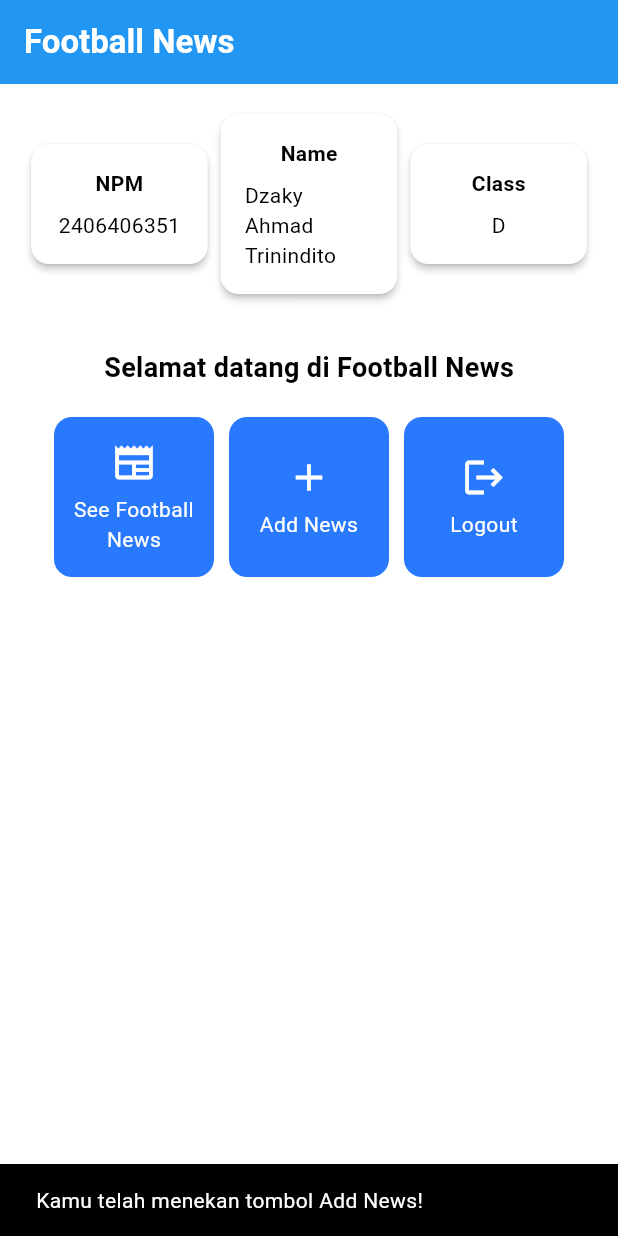
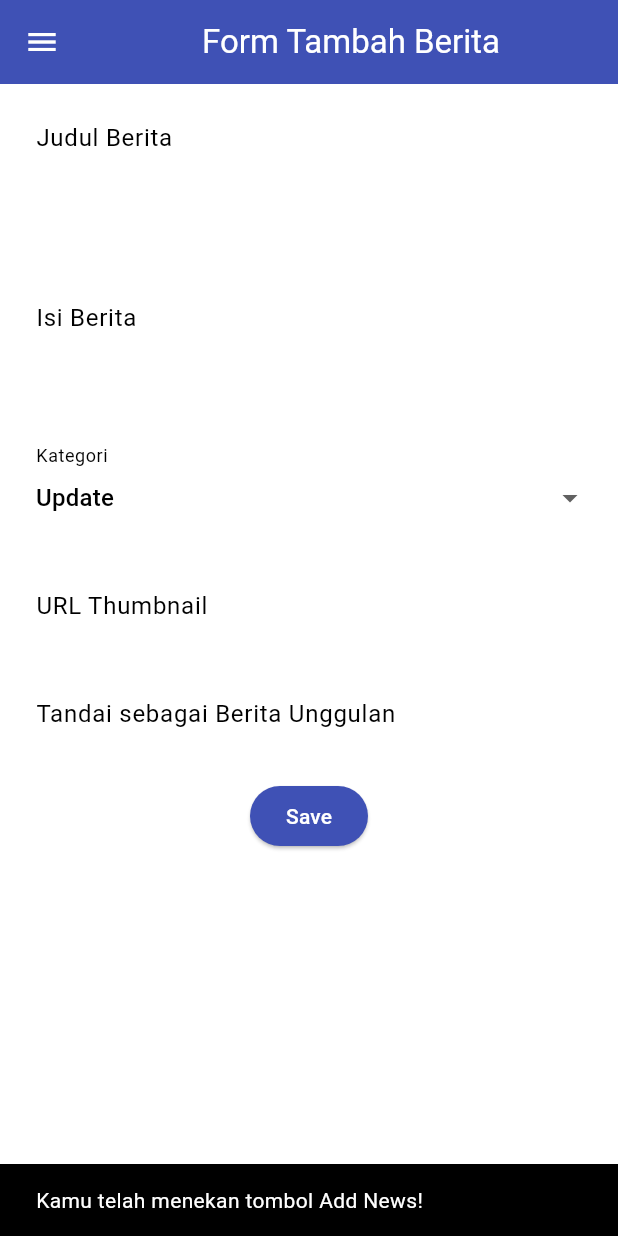
Before and after one commit to Dzidx/football-news-mobile, a Flutter app: the screen it shows after launch, after a tap on "Add News", on a phone screen of 412 x 824 dp. Run offline on Flutter 3.47's test engine with Material 3 defaults, Android fonts, the phone set to English and light mode, and no system bars.

Commit message:
selesai tutorial 7

```diff
--- a/lib/main.dart
+++ b/lib/main.dart
@@ -1,5 +1,5 @@
 import 'package:flutter/material.dart';
-import 'package:football_news/menu.dart';
+import 'package:football_news/screens/menu.dart';
 
 void main() {
   runApp(const MyApp());
--- a/lib/menu.dart
+++ b/lib/screens/menu.dart
@@ -1,4 +1,7 @@
 import 'package:flutter/material.dart';
+import 'package:football_news/widgets/left_drawer.dart';
+import 'package:football_news/screens/newslist_form.dart';
+import 'package:football_news/widgets/news_card.dart';
 
 class MyHomePage extends StatelessWidget {
   const MyHomePage({super.key});
@@ -17,9 +20,9 @@ class MyHomePage extends StatelessWidget {
   Widget build(BuildContext context) {
     // Scaffold menyediakan struktur dasar halaman dengan AppBar dan body.
     return Scaffold(
-      // AppBar adalah bagian atas halaman yang menampilkan judul.
       appBar: AppBar(
         // Judul aplikasi "Football News" dengan teks putih dan tebal.
+
         title: const Text(
           'Football News',
           style: TextStyle(
@@ -30,6 +33,7 @@ class MyHomePage extends StatelessWidget {
         // Warna latar belakang AppBar diambil dari skema warna tema aplikasi.
         backgroundColor: Theme.of(context).colorScheme.primary,
       ),
+      drawer: LeftDrawer(),
       // Body halaman dengan padding di sekelilingnya.
       body: Padding(
         padding: const EdgeInsets.all(16.0),
@@ -124,55 +128,3 @@ class ItemHomepage {
 
   const ItemHomepage(this.name, this.icon);
 }
-
-class ItemCard extends StatelessWidget {
-  // menampilkan kartu dengan ikon dan nama
-  final ItemHomepage item;
-
-  const ItemCard(this.item, {super.key});
-
-  @override
-  Widget build(BuildContext context) {
-    return Material(
-      // Menentukan warna latar belakang dari tema aplikasi.
-      color: Theme.of(context).colorScheme.secondary,
-      // Membuat sudut kartu melengkung.
-      borderRadius: BorderRadius.circular(12),
-
-      child: InkWell(
-        // Aksi ketika kartu ditekan.
-        onTap: () {
-          // Menampilkan pesan SnackBar saat kartu ditekan.
-          ScaffoldMessenger.of(context)
-            ..hideCurrentSnackBar()
-            ..showSnackBar(
-                SnackBar(content: Text("Kamu telah menekan tombol ${item.name}!"))
-            );
-        },
-        // Container untuk menyimpan Icon dan Text
-        child: Container(
-          padding: const EdgeInsets.all(8),
-          child: Center(
-            child: Column(
-              // Menyusun ikon dan teks di tengah kartu.
-              mainAxisAlignment: MainAxisAlignment.center,
-              children: [
-                Icon(
-                  item.icon,
-                  color: Colors.white,
-                  size: 30.0,
-                ),
-                const Padding(padding: EdgeInsets.all(3)),
-                Text(
-                  item.name,
-                  textAlign: TextAlign.center,
-                  style: const TextStyle(color: Colors.white),
-                ),
-              ],
-            ),
-          ),
-        ),
-      ),
-    );
-  }
-}
--- /dev/null
+++ b/lib/screens/newslist_form.dart
@@ -0,0 +1,213 @@
+import 'package:flutter/material.dart';
+import 'package:football_news/widgets/left_drawer.dart';
+
+
+class NewsFormPage extends StatefulWidget {
+    const NewsFormPage({super.key});
+
+    @override
+    State<NewsFormPage> createState() => _NewsFormPageState();
+}
+
+ class _NewsFormPageState extends State<NewsFormPage> {
+
+  final _formKey = GlobalKey<FormState>();
+  String _title = "";
+  String _content = "";
+  String _category = "update"; // default
+  String _thumbnail = "";
+  bool _isFeatured = false; // default
+
+  final List<String> _categories = [
+    'transfer',
+    'update',
+    'exclusive',
+    'match',
+    'rumor',
+    'analysis',
+  ];
+    @override
+    Widget build(BuildContext context) {
+        return Scaffold(
+          appBar: AppBar(
+            title: const Center(
+              child: Text(
+                'Form Tambah Berita',
+              ),
+            ),
+            backgroundColor: Colors.indigo,
+            foregroundColor: Colors.white,
+          ),
+          drawer: LeftDrawer(),
+          body: Form(
+            key: _formKey,
+            child: SingleChildScrollView(
+              child: Column(
+                crossAxisAlignment: CrossAxisAlignment.start,
+                children:[
+                  // === Title ===
+                  Padding(
+                    padding: const EdgeInsets.all(8.0),
+                    child: TextFormField(
+                      decoration: InputDecoration(
+                        hintText: "Judul Berita",
+                        labelText: "Judul Berita",
+                        border: OutlineInputBorder(
+                          borderRadius: BorderRadius.circular(5.0),
+                        ),
+                      ),
+                      onChanged: (String? value) {
+                        setState(() {
+                          _title = value!;
+                        });
+                      },
+                      validator: (String? value) {
+                        if (value == null || value.isEmpty) {
+                          return "Judul tidak boleh kosong!";
+                        }
+                        return null;
+                      },
+                    ),
+                  ),
+                  // === Content ===
+                  Padding(
+                    padding: const EdgeInsets.all(8.0),
+                    child: TextFormField(
+                      maxLines: 5,
+                      decoration: InputDecoration(
+                        hintText: "Isi Berita",
+                        labelText: "Isi Berita",
+                        border: OutlineInputBorder(
+                          borderRadius: BorderRadius.circular(5.0),
+                        ),
+                      ),
+                      onChanged: (String? value) {
+                        setState(() {
+                          _content = value!;
+                        });
+                      },
+                      validator: (String? value) {
+                        if (value == null || value.isEmpty) {
+                          return "Isi berita tidak boleh kosong!";
+                        }
+                        return null;
+                      },
+                    ),
+                  ),
+
+                  // === Category ===
+                  Padding(
+                    padding: const EdgeInsets.all(8.0),
+                    child: DropdownButtonFormField<String>(
+                      decoration: InputDecoration(
+                        labelText: "Kategori",
+                        border: OutlineInputBorder(
+                          borderRadius: BorderRadius.circular(5.0),
+                        ),
+                      ),
+                      value: _category,
+                      items: _categories
+                          .map((cat) => DropdownMenuItem(
+                                value: cat,
+                                child: Text(
+                                    cat[0].toUpperCase() + cat.substring(1)),
+                              ))
+                          .toList(),
+                      onChanged: (String? newValue) {
+                        setState(() {
+                          _category = newValue!;
+                        });
+                      },
+                    ),
+                  ),
+
+                  // === Thumbnail URL ===
+                  Padding(
+                    padding: const EdgeInsets.all(8.0),
+                    child: TextFormField(
+                      decoration: InputDecoration(
+                        hintText: "URL Thumbnail (opsional)",
+                        labelText: "URL Thumbnail",
+                        border: OutlineInputBorder(
+                          borderRadius: BorderRadius.circular(5.0),
+                        ),
+                      ),
+                      onChanged: (String? value) {
+                        setState(() {
+                          _thumbnail = value!;
+                        });
+                      },
+                    ),
+                  ),
+
+                  // === Is Featured ===
+                  Padding(
+                    padding: const EdgeInsets.all(8.0),
+                    child: SwitchListTile(
+                      title: const Text("Tandai sebagai Berita Unggulan"),
+                      value: _isFeatured,
+                      onChanged: (bool value) {
+                        setState(() {
+                          _isFeatured = value;
+                        });
+                      },
+                    ),
+                  ),
+                // === Tombol Simpan ===
+                Align(
+                  alignment: Alignment.bottomCenter,
+                  child: Padding(
+                    padding: const EdgeInsets.all(8.0),
+                    child: ElevatedButton(
+                      style: ButtonStyle(
+                        backgroundColor:
+                            MaterialStateProperty.all(Colors.indigo),
+                      ),
+                      onPressed: () {
+                        if (_formKey.currentState!.validate()) {
+                          showDialog(
+                            context: context,
+                            builder: (context) {
+                              return AlertDialog(
+                                title: const Text('Produk berhasil tersimpan'),
+                                content: SingleChildScrollView(
+                                  child: Column(
+                                    crossAxisAlignment:
+                                        CrossAxisAlignment.start,
+                                    children: [
+                                      Text('Judul: $_title'),
+                                      Text('Isi: $_content'),
+                                      Text('Kategori: $_category'),
+                                      Text('Thumbnail: $_thumbnail'),
+                                      Text('Unggulan: ${_isFeatured ? "Ya" : "Tidak"}'),
+                                    ],
+                                  ),
+                                ),
+                                actions: [
+                                  TextButton(
+                                    child: const Text('OK'),
+                                    onPressed: () {
+                                      Navigator.pop(context);
+                                    },
+                                  ),
+                                ],
+                              );
+                            },
+                          );
+                        _formKey.currentState!.reset();
+                        }
+                      },
+                      child: const Text(
+                        "Save",
+                        style: TextStyle(color: Colors.white),
+                      ),
+                    ),
+                  ),
+                ),
+              ],
+              )
+            ),
+          )
+        );
+    }
+}
--- /dev/null
+++ b/lib/widgets/left_drawer.dart
@@ -0,0 +1,68 @@
+import 'package:flutter/material.dart';
+import 'package:football_news/screens/menu.dart';
+import 'package:football_news/screens/newslist_form.dart';
+
+class LeftDrawer extends StatelessWidget {
+  const LeftDrawer({super.key});
+
+  @override
+  Widget build(BuildContext context) {
+    return Drawer(
+      child: ListView(
+        children: [
+          const DrawerHeader(
+            decoration: BoxDecoration(
+              color: Colors.blue,
+            ),
+            child: Column(
+              children: [
+                Text(
+                  'Football News',
+                  textAlign: TextAlign.center,
+                  style: TextStyle(
+                    fontSize: 30,
+                    fontWeight: FontWeight.bold,
+                    color: Colors.white,
+                  ),
+                ),
+                Padding(padding: EdgeInsets.all(10)),
+                Text("Seluruh berita sepak bola terkini di sini!",
+                    style: TextStyle(
+                    fontSize: 15,
+                    fontWeight: FontWeight.w400,
+                    color: Colors.white,
+                  ),
+                ),
+              ],
+            ),
+          ),
+          ListTile(
+            leading: const Icon(Icons.home_outlined),
+            title: const Text('Home'),
+            // Bagian redirection ke MyHomePage
+            onTap: () {
+              Navigator.pushReplacement(
+                  context,
+                  MaterialPageRoute(
+                    builder: (context) => MyHomePage(),
+                  ));
+            },
+          ),
+          ListTile(
+            leading: const Icon(Icons.post_add),
+            title: const Text('Add News'),
+            // Bagian redirection ke NewsFormPage
+            onTap: () {
+              Navigator.push(
+                  context,
+                  MaterialPageRoute(
+                    builder: (context) => NewsFormPage(),
+                  ));
+            },
+          ),
+          // TODO: Buat ListTile baru untuk ke halaman melihat news
+        ],
+      ),
+    );
+  }
+}
--- /dev/null
+++ b/lib/widgets/news_card.dart
@@ -0,0 +1,64 @@
+import 'package:flutter/material.dart';
+import 'package:football_news/screens/newslist_form.dart';
+import 'package:football_news/screens/menu.dart';
+
+class ItemCard extends StatelessWidget {
+  // menampilkan kartu dengan ikon dan nama
+  final ItemHomepage item;
+
+  const ItemCard(this.item, {super.key});
+
+  @override
+  Widget build(BuildContext context) {
+    return Material(
+      // Menentukan warna latar belakang dari tema aplikasi.
+      color: Theme.of(context).colorScheme.secondary,
+      // Membuat sudut kartu melengkung.
+      borderRadius: BorderRadius.circular(12),
+
+      child: InkWell(
+        // Aksi ketika kartu ditekan.
+        // Area responsif terhadap sentuhan
+        onTap: () {
+          // Memunculkan SnackBar ketika diklik
+          ScaffoldMessenger.of(context)
+            ..hideCurrentSnackBar()
+            ..showSnackBar(SnackBar(
+                content: Text("Kamu telah menekan tombol ${item.name}!")));
+
+          // Navigate ke route yang sesuai (tergantung jenis tombol)
+          if (item.name == "Add News") {
+              Navigator.push(
+                    context,
+                    MaterialPageRoute(
+                      builder: (context) => NewsFormPage(),
+                    ));
+          }
+        },
+        // Container untuk menyimpan Icon dan Text
+        child: Container(
+          padding: const EdgeInsets.all(8),
+          child: Center(
+            child: Column(
+              // Menyusun ikon dan teks di tengah kartu.
+              mainAxisAlignment: MainAxisAlignment.center,
+              children: [
+                Icon(
+                  item.icon,
+                  color: Colors.white,
+                  size: 30.0,
+                ),
+                const Padding(padding: EdgeInsets.all(3)),
+                Text(
+                  item.name,
+                  textAlign: TextAlign.center,
+                  style: const TextStyle(color: Colors.white),
+                ),
+              ],
+            ),
+          ),
+        ),
+      ),
+    );
+  }
+}
```
